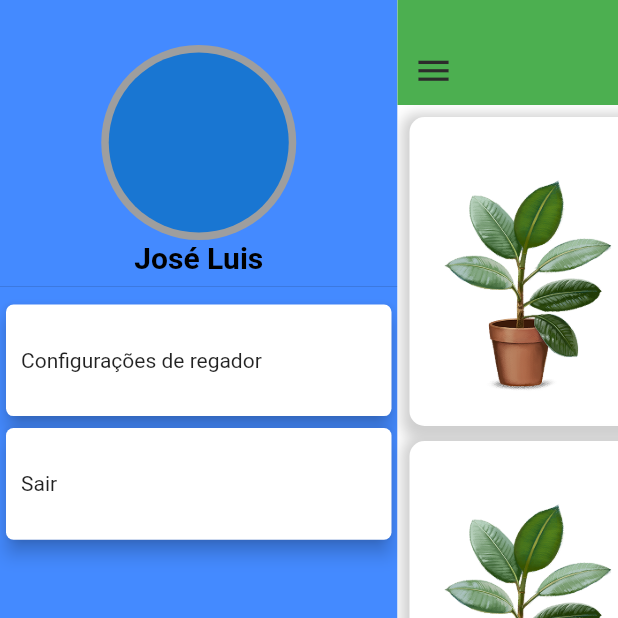
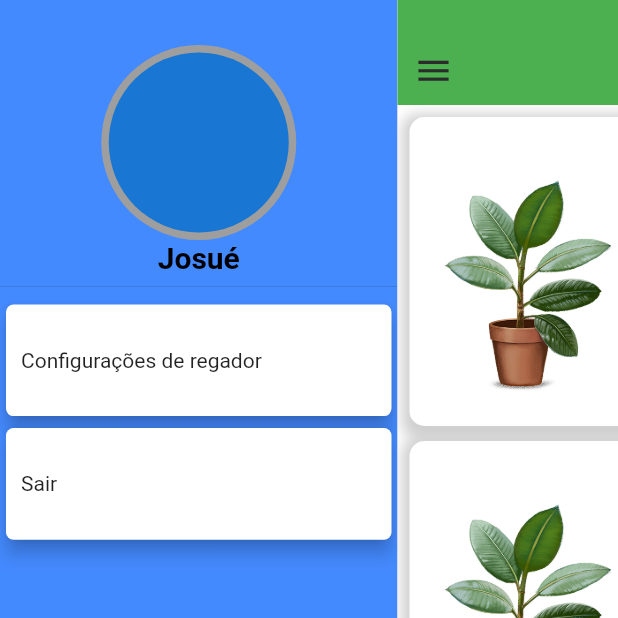
Before and after one commit to Maltinhoo/autoponia, a Flutter app: the HomePage screen opened by its route, after a tap on the "menu" icon, on a phone screen of 412 x 824 dp, the top half of it. Run offline on Flutter 3.47's test engine with Material 2 defaults, Android fonts, the phone set to English and light mode, and no system bars; drawn by our look-alikes of flutter_slider_drawer; our stand-ins replace bloc, dio, equatable, flutter_bloc, flutter_cache_manager, flutter_dotenv and 3 more; accounts and stored records are empty; Roboto replaces fonts that are missing (BalsamiqSans).

Commit message:
altered name in drawer

```diff
--- a/lib/shared/components/common_drawer.dart
+++ b/lib/shared/components/common_drawer.dart
@@ -29,7 +29,7 @@ class CommonDrawer extends StatelessWidget {
             ),
           ),
           Text(
-            'José Luis',
+            'Josué',
             style: TextStyle(
                 color: Colors.black,
                 fontWeight: FontWeight.bold,
```
